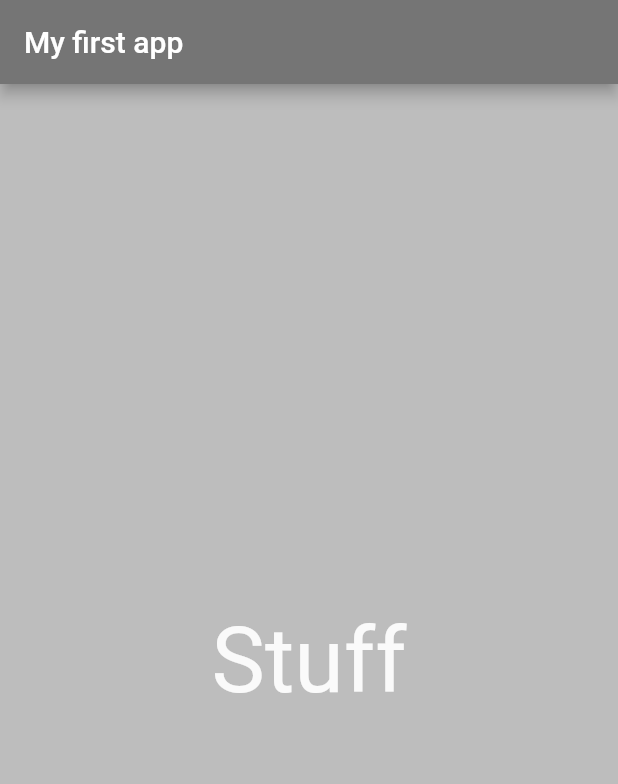
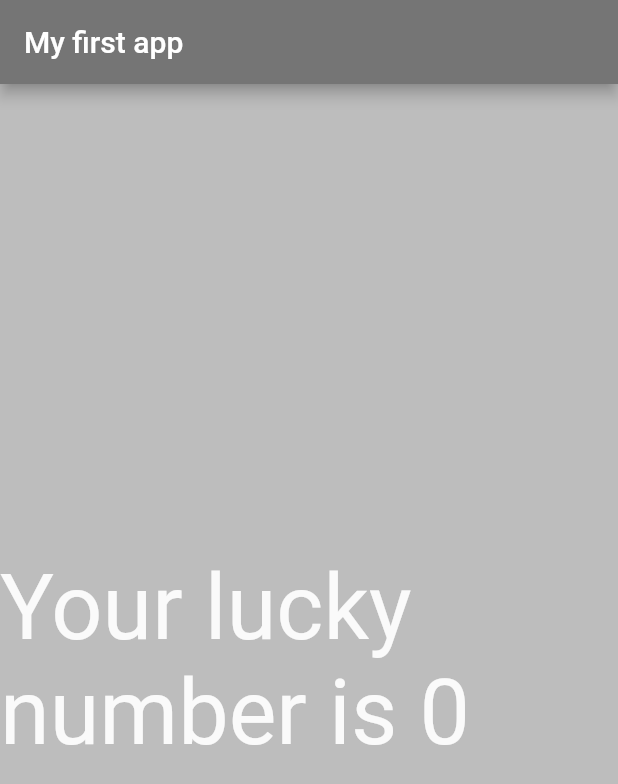
Before and after one commit to BurningAl15/FirstFlutterApp, a Flutter app: the screen it shows after launch, on a phone screen of 412 x 824 dp. Shown: the top 784 px of the screen. Run offline on Flutter 3.47's test engine with Material 2 defaults, Android fonts, the phone set to English and light mode, and no system bars.

Commit message:
Ending First Module

```diff
--- a/lib/app_Screens/firstScreen.dart
+++ b/lib/app_Screens/firstScreen.dart
@@ -1,4 +1,5 @@
 import 'package:flutter/material.dart';
+import 'dart:math';
 
 final backgroundColor=Colors.grey[400];
 final textDir=TextDirection.ltr;
@@ -14,11 +15,19 @@ class FirstScreen extends StatelessWidget{
         color:backgroundColor,
         child: Center(
           child: Text(
-            "Stuff",
+            generateLuckyNumber(),
             textDirection: textDir,
             style: TextStyle(color:textStyleColor[0],fontSize: textFontSize),
           ),
         )
     );
   }
+
+
+  String generateLuckyNumber(){
+    var random=Random();
+    int luckyNumber=random.nextInt(10);
+
+  return "Your lucky number is ${luckyNumber}";
+  }
 }
```
